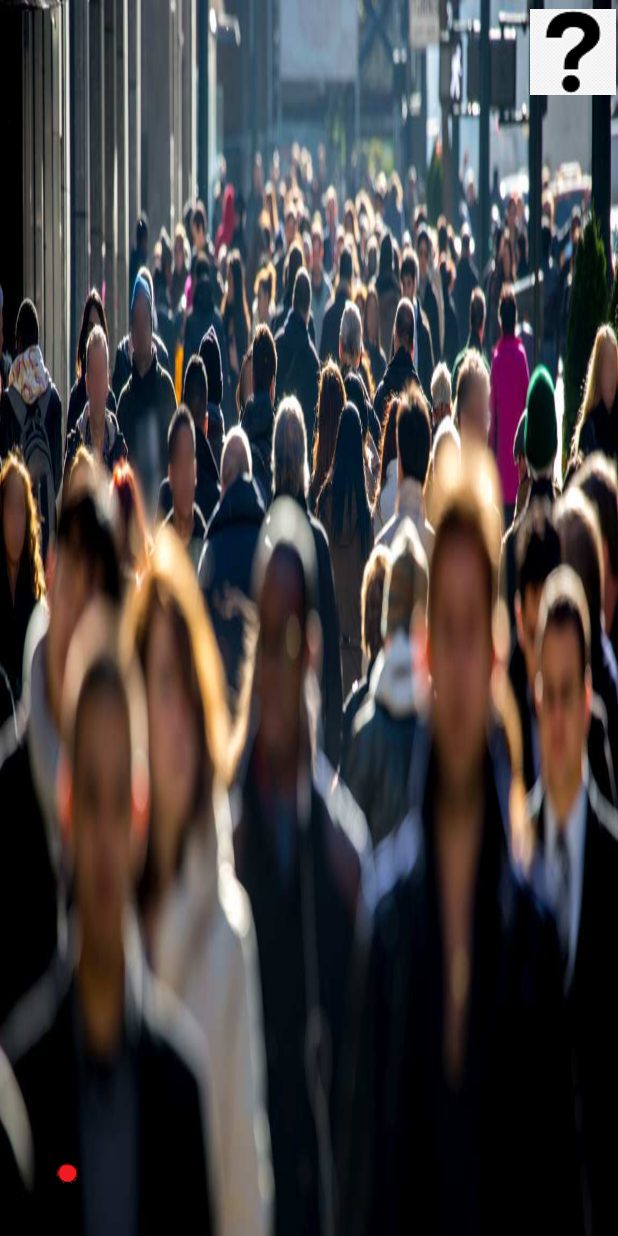
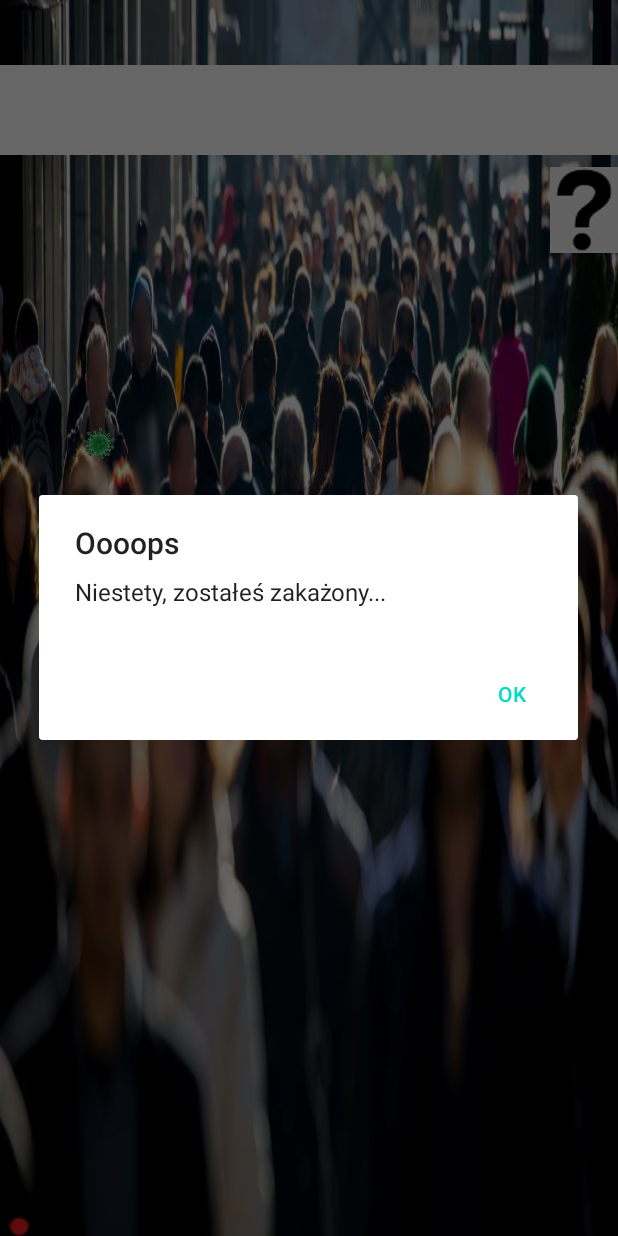
Before and after one commit to Arturro99/SensorsApp, an Android app: the Lvl2 screen opened directly, with no data from a screen before it, on a phone screen of 412 x 824 dp. Run offline under Robolectric (Android 15) with nearby library versions, the phone set to English and light mode, and no system bars.

Commit message:
Lvl2 works a bit

```diff
--- a/app/src/main/java/com/g09/levels/Lvl2.java
+++ b/app/src/main/java/com/g09/levels/Lvl2.java
@@ -1,5 +1,7 @@
 package com.g09.levels;
 
+import android.app.Activity;
+import android.content.DialogInterface;
 import android.hardware.Sensor;
 import android.hardware.SensorEvent;
 import android.hardware.SensorManager;
@@ -7,9 +9,19 @@ import android.view.View;
 import android.widget.FrameLayout;
 import android.widget.ImageButton;
 import android.widget.ImageView;
+import android.widget.LinearLayout;
+import android.widget.RelativeLayout;
 import android.widget.TextView;
 
+import androidx.appcompat.app.AlertDialog;
+import androidx.constraintlayout.widget.ConstraintLayout;
+
 import com.g09.R;
+
+import java.util.Timer;
+import java.util.TimerTask;
+import java.util.logging.Handler;
+import java.util.logging.LogRecord;
 
 //Akcelerometr			LSM330 3-axis accelerometer			Trzeba telefon ustawić pod odpowiednim kątem
 
@@ -19,31 +31,41 @@ public class Lvl2 extends Level {
     double x,y,z;
     double a;
     //Frame
-    private FrameLayout gameLayout;
+    private ConstraintLayout gameLayout;
     private int frameHeight, frameWidth, initialFrameWidth;
 
     //Image
     private ImageView man;
+    private ImageView corona;
 
     //Position
     private float manX, manY;
     private float coronaX, coronaY;
 
     //Size
-    private float manSize;
-    private float coronaSize;
+    private double manCenterX;
+    private double manCenterY;
+    private double coronaCenterX;
+    private double coronaCenterY;
 
-    TextView lvl2txt;
+    TextView timeTxt;
+
+    boolean goingForwardY = true;
+    boolean goingForwardX = true;
+    Timer timer = new Timer();
     @Override
     protected void onCreate() {
         setContentView(R.layout.lvl2);
         mSensorManager = (SensorManager) getSystemService(SENSOR_SERVICE);
         //lvl2txt = (TextView)findViewById(R.id.lvl2txt);
+        timeTxt = findViewById(R.id.time2);
         ImageButton hint = findViewById(R.id.hint2);
         gameLayout = findViewById(R.id.frameLayout);
         man = findViewById(R.id.man);
+        corona = findViewById(R.id.virus);
         frameWidth = gameLayout.getWidth();
         frameHeight = gameLayout.getHeight();
+
 
 
         hint.setOnClickListener(new View.OnClickListener() {
@@ -65,6 +87,22 @@ public class Lvl2 extends Level {
             mAccelerometer = mSensorManager.getDefaultSensor(Sensor.TYPE_ACCELEROMETER);
             mSensorManager.registerListener(this, mAccelerometer, SensorManager.SENSOR_DELAY_UI);
         }
+
+         android.os.Handler handler = new android.os.Handler();
+        timer.schedule(new TimerTask() {
+            @Override
+            public void run() {
+                handler.post(new Runnable() {
+                    @Override
+                    public void run() {
+                        move();
+                         coronaCenterY = coronaY + corona.getHeight() / 2.0;
+                         coronaCenterX = coronaX + corona.getWidth() / 2.0;
+                    }
+                });
+            }
+        }, 0, 10);
+
     }
 
     public void stop() {
@@ -85,28 +123,71 @@ public class Lvl2 extends Level {
         int b = (int) (roll * (180.0/3.14)) ;
 
         //lvl2txt.setText(String.valueOf(a) + "°  " + String.valueOf(b) + "°");
-        manX += a;
-        manY += b;
 
-        if(manX != frameWidth && manX != 0)
+        if(man.getX() - a + man.getWidth() <= gameLayout.getWidth() && man.getX() - a >= 0) {
+            manX += a;
             man.setX(-manX);
-        if(manY != frameHeight && manY != 0)
+            manCenterX = manX + man.getWidth() / 2.0;
+        }
+        if(man.getY() + b + man.getHeight() <= gameLayout.getHeight() && man.getY() + b >= 0) {
+            manY += b;
             man.setY(manY);
+            manCenterY = manY + man.getHeight() / 2.0;
+        }
+
+            timeTxt.setText("manX: " + manCenterX + "\tmanY: " + manCenterY +
+                    "coronaX: " + coronaCenterX + "\tcoronaY: " + coronaCenterY);
+
     }
 
     private void move() {
+        long speedY = Math.round(Math.random()*15)+1;
+        long speedX = Math.round(Math.random()*5)+1;
 
+        if(corona.getY() >= gameLayout.getHeight()) goingForwardY = false;
+        else if(corona.getY() <= 0) goingForwardY = true;
+
+        if(corona.getX() >= gameLayout.getWidth()) goingForwardX = false;
+        else if(corona.getX() <= 0) goingForwardX = true;
+
+        if(goingForwardY)
+            coronaY += speedY;
+        else
+            coronaY -= speedY;
+
+        if(goingForwardX)
+            coronaX += speedX;
+        else
+            coronaX -= speedX;
+
+        corona.setY(coronaY);
+        corona.setX(coronaX);
+
+        if(checkInfected() && timer != null) {
+            timer.cancel();
+            timer.purge();
+            timer = null;
+            stop();
+            infectedAlert();
+        }
     }
 
     private boolean checkInfected() {
-        return coronaX + coronaSize/2 == manX + manSize/2 ||
-                coronaX + coronaSize/2 == manX - manSize/2 ||
-                coronaX - coronaSize/2 == manX + manSize/2 ||
-                coronaX - coronaSize/2 == manX - manSize/2 ||
-                coronaY + coronaSize/2 == manY + manSize/2 ||
-                coronaY + coronaSize/2 == manY - manSize/2 ||
-                coronaY - coronaSize/2 == manY + manSize/2 ||
-                coronaY - coronaSize/2 == manY - manSize/2;
+        return (manCenterX - coronaCenterX <= 5 &&
+                manCenterY - coronaCenterY <= 5);
+    }
+
+    private void infectedAlert() {
+        AlertDialog.Builder alertDialog = new AlertDialog.Builder(this);
+        alertDialog.setMessage("Niestety, zostałeś zakażony...")
+                .setTitle("Oooops")
+                .setCancelable(false)
+                .setNegativeButton("Ok",new DialogInterface.OnClickListener() {
+                    public void onClick(DialogInterface dialog, int id) {
+                            finish();
+                    }
+                });
+        alertDialog.show();
     }
 
 }
--- a/app/src/main/res/layout/lvl2.xml
+++ b/app/src/main/res/layout/lvl2.xml
@@ -9,8 +9,9 @@
 
     <TextView
         android:id="@+id/time2"
-        android:layout_width="162dp"
-        android:layout_height="wrap_content"
+        android:layout_width="418dp"
+        android:layout_height="60dp"
+        android:background="@android:color/white"
         android:gravity="center"
         app:layout_constraintBottom_toTopOf="@+id/frameLayout"
         app:layout_constraintEnd_toEndOf="parent"
@@ -19,30 +20,46 @@
         app:layout_constraintTop_toTopOf="parent"
         app:layout_constraintVertical_bias="0.4" />
 
-    <FrameLayout
+    <androidx.constraintlayout.widget.ConstraintLayout
         android:id="@+id/frameLayout"
-        android:layout_width="409dp"
-        android:layout_height="656dp"
-        android:layout_gravity="center_horizontal"
+        android:layout_width="400dp"
+        android:layout_height="655dp"
         app:layout_constraintBottom_toBottomOf="parent"
-        app:layout_constraintEnd_toEndOf="parent">
+        app:layout_constraintEnd_toEndOf="parent"
+        app:layout_constraintHorizontal_bias="0.454"
+        app:layout_constraintStart_toStartOf="parent">
 
         <ImageView
             android:id="@+id/man"
             android:layout_width="wrap_content"
             android:layout_height="wrap_content"
+            android:layout_alignParentEnd="true"
+            android:layout_alignParentBottom="true"
             android:layout_gravity="bottom"
-            app:srcCompat="@drawable/kulka" />
+            app:layout_constraintBottom_toBottomOf="parent"
+            app:layout_constraintStart_toStartOf="parent"
+            app:srcCompat="@drawable/kulka2" />
 
-    </FrameLayout>
+        <ImageView
+            android:id="@+id/virus"
+            android:layout_width="22dp"
+            android:layout_height="21dp"
+            android:layout_alignParentEnd="true"
+            android:layout_gravity="right"
+            app:layout_constraintBottom_toBottomOf="parent"
+            app:layout_constraintEnd_toEndOf="parent"
+            app:srcCompat="@drawable/virus" />
+
+    </androidx.constraintlayout.widget.ConstraintLayout>
 
     <ImageButton
         android:id="@+id/hint2"
-        android:layout_width="60dp"
-        android:layout_height="69dp"
+        android:layout_width="45dp"
+        android:layout_height="57dp"
         android:layout_gravity="right"
+        app:layout_constraintBottom_toTopOf="@+id/frameLayout"
         app:layout_constraintEnd_toEndOf="parent"
-        app:layout_constraintTop_toTopOf="parent"
+        app:layout_constraintBottom_toBottomOf="parent"
         app:srcCompat="@drawable/question_mark" />
 
 </androidx.constraintlayout.widget.ConstraintLayout>
```
Also changed, not shown: app/src/main/res/drawable/kulka.png (deleted), app/src/main/res/drawable/kulka2.png (added), app/src/main/res/drawable/virus.png (added).
